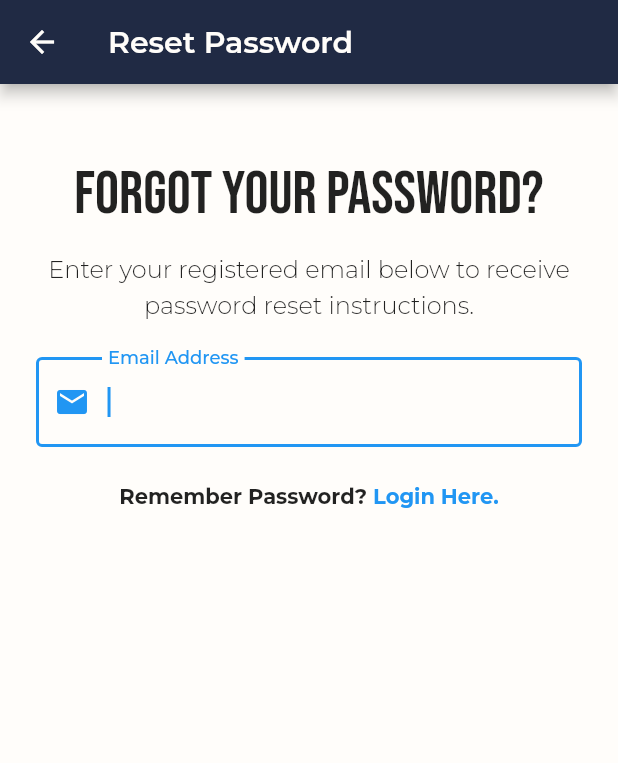
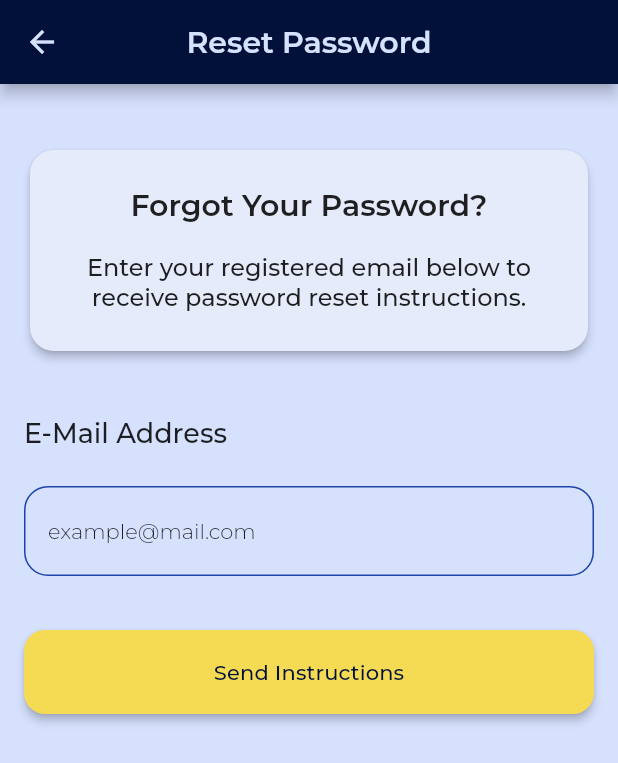
Before and after one commit to Igorkoff/TankHunter, a Flutter app: the screen it shows after launch, after a tap on "Forgot Password?", on a phone screen of 412 x 824 dp. Shown: the top 763 px of the screen. Run offline on Flutter 3.47's test engine with Material 2 defaults, Android fonts, the phone set to English and light mode, and no system bars; drawn by our look-alikes of keyboard_dismisser; our stand-ins replace cloud_firestore, dio, dot_navigation_bar, firebase_auth, firebase_core, firebase_storage and 8 more; missing offline and left inert: dio_cache_interceptor, dio_cache_interceptor_hive_store, firebase_ml_model_downloader, google_mlkit_image_labeling, observe_internet_connectivity, swipeable_tile; accounts and stored records are empty; project files that could hold a hidden picture were left out.

Commit message:
Reset Password Page

```diff
--- a/lib/main.dart
+++ b/lib/main.dart
@@ -46,6 +46,8 @@ class TankHunter extends StatelessWidget {
               GoogleFonts.montserrat(textStyle: textTheme.titleSmall, fontSize: 14.0, fontWeight: FontWeight.w500),
           labelLarge:
               GoogleFonts.montserrat(textStyle: textTheme.labelLarge, fontSize: 18.0, fontWeight: FontWeight.w500),
+          labelMedium:
+              GoogleFonts.montserrat(textStyle: textTheme.labelMedium, fontSize: 14.0, fontWeight: FontWeight.w500),
           bodyLarge:
               GoogleFonts.montserrat(textStyle: textTheme.bodyLarge, fontSize: 16.0, fontWeight: FontWeight.w300),
           bodyMedium:
--- a/lib/presentation/components/info_card.dart
+++ b/lib/presentation/components/info_card.dart
@@ -1,12 +1,12 @@
 import 'package:flutter/material.dart';
 
-Widget buildInfoCard({
+Widget buildIconInfoCard({
   required context,
   required IconData icon,
   required String text,
 }) =>
     Card(
-      elevation: 0.15,
+      elevation: 2.5,
       color: const Color(0xffE5EBFA),
       shape: RoundedRectangleBorder(borderRadius: BorderRadius.circular(16.0)),
       child: Padding(
@@ -25,3 +25,35 @@ Widget buildInfoCard({
         ),
       ),
     );
+
+Widget buildInfoCard({
+  required context,
+  required String title,
+  required String text,
+  TextAlign? textAlign,
+}) =>
+    Card(
+      elevation: 2.5,
+      color: const Color(0xffE5EBFA),
+      shape: RoundedRectangleBorder(borderRadius: BorderRadius.circular(16.0)),
+      child: Padding(
+        padding: const EdgeInsets.symmetric(horizontal: 20.0, vertical: 25.0),
+        child: Column(
+          children: [
+            Text(
+              title,
+              maxLines: 1,
+              textAlign: textAlign ?? TextAlign.center,
+              style: Theme.of(context).textTheme.titleLarge,
+            ),
+            const SizedBox(height: 20.0),
+            Text(
+              text,
+              maxLines: 3,
+              textAlign: textAlign ?? TextAlign.center,
+              style: Theme.of(context).textTheme.titleMedium,
+            ),
+          ],
+        ),
+      ),
+    );
--- a/lib/presentation/components/input_fields.dart
+++ b/lib/presentation/components/input_fields.dart
@@ -2,21 +2,26 @@ import 'package:flutter/material.dart';
 import 'package:form_validator/form_validator.dart';
 
 Widget buildEmailAddress({
+  required context,
   required TextEditingController emailAddressController,
-  required FocusNode emailAddressFocusNode,
-  final String? emailAddressLabelText,
+  final FocusNode? emailAddressFocusNode,
   final Function()? onSubmitted,
-  bool emailAddressAutofocus = false,
 }) =>
     TextFormField(
       autocorrect: false,
-      autofocus: emailAddressAutofocus,
       focusNode: emailAddressFocusNode,
       controller: emailAddressController,
+      style: Theme.of(context).textTheme.bodyMedium,
       decoration: InputDecoration(
-        labelText: emailAddressLabelText ?? 'Email Address',
-        prefixIcon: const Icon(Icons.email),
-        border: const OutlineInputBorder(),
+        hintText: 'example@mail.com',
+        hintStyle: Theme.of(context).textTheme.bodyMedium,
+        border: OutlineInputBorder(
+            borderSide: const BorderSide(color: Color(0xff1D44A7)), borderRadius: BorderRadius.circular(16.0)),
+        enabledBorder: OutlineInputBorder(
+            borderSide: const BorderSide(color: Color(0xff1D44A7)), borderRadius: BorderRadius.circular(16.0)),
+        focusedBorder: OutlineInputBorder(
+            borderSide: const BorderSide(color: Color(0xff1D44A7)), borderRadius: BorderRadius.circular(16.0)),
+        contentPadding: const EdgeInsets.symmetric(horizontal: 16.0, vertical: 21.5),
       ),
       validator: ValidationBuilder().email().required().build(),
       keyboardType: TextInputType.emailAddress,
@@ -30,7 +35,7 @@ Widget buildEmailAddress({
 
 Widget buildPassword({
   required TextEditingController passwordController,
-  required FocusNode passwordFocusNode,
+  final FocusNode? passwordFocusNode,
   final String? passwordLabelText,
   final Function()? onSubmitted,
 }) =>
--- a/lib/presentation/pages/enemy_losses_page.dart
+++ b/lib/presentation/pages/enemy_losses_page.dart
@@ -139,7 +139,7 @@ class _EnemyLossesPageState extends State<EnemyLossesPage> {
               buildAppBar(context: context, title: 'Russian Losses', subtitle: '$currentDate, Day $currentDay'),
               Container(
                 margin: const EdgeInsets.symmetric(horizontal: 16.0),
-                child: buildInfoCard(
+                child: buildIconInfoCard(
                   context: context,
                   icon: Icons.signal_wifi_bad_outlined,
                   text: 'Please, make sure your device is connected to the Internet.',
--- a/lib/presentation/pages/forgot_password_page.dart
+++ /dev/null
@@ -1,143 +0,0 @@
-import 'package:flutter/material.dart';
-import 'package:google_fonts/google_fonts.dart';
-import 'package:firebase_auth/firebase_auth.dart';
-
-import '../components/alert_dialog.dart';
-import '../components/input_fields.dart';
-
-class ForgotPasswordPage extends StatefulWidget {
-  const ForgotPasswordPage({Key? key}) : super(key: key);
-
-  @override
-  State<ForgotPasswordPage> createState() => _ForgotPasswordPageState();
-}
-
-class _ForgotPasswordPageState extends State<ForgotPasswordPage> {
-  final _formKey = GlobalKey<FormState>();
-
-  final _emailController = TextEditingController();
-  final _emailFocusNode = FocusNode();
-
-  @override
-  void dispose() {
-    _emailController.dispose();
-    _emailFocusNode.dispose();
-    super.dispose();
-  }
-
-  Future passwordReset() async {
-    late String alertDialogMessage;
-    late String alertDialogTitle;
-
-    try {
-      await FirebaseAuth.instance.sendPasswordResetEmail(email: _emailController.text.trim());
-      if (context.mounted) {
-        alertDialogTitle = 'Email Has Been Sent';
-        alertDialogMessage = 'Please check your inbox and click in the received link to reset a password.';
-        showDialog(
-          context: context,
-          builder: (context) {
-            return buildAlertDialog(
-              context: context,
-              title: alertDialogTitle,
-              message: alertDialogMessage,
-            );
-          },
-        );
-      }
-    } on FirebaseAuthException catch (exception) {
-      debugPrint(exception.toString());
-      alertDialogTitle = 'An Error Has Occurred';
-      alertDialogMessage = 'Unfortunately, we cannot find user record for the email address provided.';
-      showDialog(
-        context: context,
-        builder: (context) {
-          return buildAlertDialog(
-            context: context,
-            title: alertDialogTitle,
-            message: alertDialogMessage,
-          );
-        },
-      );
-      _emailFocusNode.requestFocus();
-    }
-  }
-
-  @override
-  Widget build(BuildContext context) {
-    return Scaffold(
-      backgroundColor: const Color.fromRGBO(255, 253, 250, 1),
-      appBar: AppBar(
-        title: const Text('Reset Password'),
-        foregroundColor: const Color.fromRGBO(255, 253, 250, 1),
-        backgroundColor: const Color.fromRGBO(32, 42, 68, 1),
-      ),
-      body: SafeArea(
-        child: SingleChildScrollView(
-          child: Padding(
-            padding: const EdgeInsets.fromLTRB(24.0, 50.0, 24.0, 50.0),
-            child: Column(
-              mainAxisAlignment: MainAxisAlignment.center,
-              children: [
-                Text(
-                  'Forgot Your Password?',
-                  style: GoogleFonts.bebasNeue(fontSize: 40),
-                  textAlign: TextAlign.center,
-                ),
-                const SizedBox(height: 12.0),
-                const Text(
-                  'Enter your registered email below to receive password reset instructions.',
-                  style: TextStyle(fontSize: 16, height: 1.5),
-                  textAlign: TextAlign.center,
-                ),
-                const SizedBox(height: 24.0),
-                Form(
-                  key: _formKey,
-                  child: Column(
-                    children: [
-                      buildEmailAddress(
-                        emailAddressController: _emailController,
-                        emailAddressFocusNode: _emailFocusNode,
-                        emailAddressAutofocus: true,
-                        onSubmitted: () {
-                          if (_formKey.currentState!.validate()) {
-                            _formKey.currentState!.save();
-                            passwordReset();
-                          } else {
-                            _emailFocusNode.requestFocus();
-                          }
-                        },
-                      ),
-                    ],
-                  ),
-                ),
-                const SizedBox(height: 24.0),
-                Row(
-                  mainAxisAlignment: MainAxisAlignment.center,
-                  children: [
-                    const Text(
-                      'Remember Password? ',
-                      style: TextStyle(
-                        fontWeight: FontWeight.bold,
-                      ),
-                    ),
-                    GestureDetector(
-                      onTap: Navigator.of(context).pop,
-                      child: const Text(
-                        'Login Here.',
-                        style: TextStyle(
-                          color: Colors.blue,
-                          fontWeight: FontWeight.bold,
-                        ),
-                      ),
-                    ),
-                  ],
-                ),
-              ],
-            ),
-          ),
-        ),
-      ),
-    );
-  }
-}
--- a/lib/presentation/pages/login_page.dart
+++ b/lib/presentation/pages/login_page.dart
@@ -2,7 +2,7 @@ import 'package:flutter/material.dart';
 import 'package:firebase_auth/firebase_auth.dart';
 
 import '../components/input_fields.dart';
-import 'forgot_password_page.dart';
+import 'reset_password_page.dart';
 
 class LoginPage extends StatefulWidget {
   final VoidCallback showRegisterPage;
@@ -96,6 +96,7 @@ class _LoginPageState extends State<LoginPage> {
                     child: Column(
                       children: [
                         buildEmailAddress(
+                          context: context,
                           emailAddressController: _emailController,
                           emailAddressFocusNode: _emailFocusNode,
                           onSubmitted: () {
@@ -114,7 +115,7 @@ class _LoginPageState extends State<LoginPage> {
                             GestureDetector(
                               onTap: () {
                                 Navigator.push(context, MaterialPageRoute(builder: (context) {
-                                  return const ForgotPasswordPage();
+                                  return const ResetPasswordPage();
                                 }));
                               },
                               child: const Text(
--- a/lib/presentation/pages/pending_reports_page.dart
+++ b/lib/presentation/pages/pending_reports_page.dart
@@ -121,7 +121,7 @@ class _PendingReportsPageState extends State<PendingReportsPage> {
                 buildAppBar(context: context, title: 'Pending Reports', subtitle: 'Nothing to Upload'),
                 Container(
                   margin: const EdgeInsets.symmetric(horizontal: 16.0),
-                  child: buildInfoCard(
+                  child: buildIconInfoCard(
                     context: context,
                     icon: Icons.done,
                     text: 'Thanks, you do not have any reports waiting to be uploaded.',
--- /dev/null
+++ b/lib/presentation/pages/reset_password_page.dart
@@ -0,0 +1,108 @@
+import 'package:flutter/material.dart';
+import 'package:tank_hunter/data/firebase_database.dart';
+import 'package:keyboard_dismisser/keyboard_dismisser.dart';
+
+import 'reset_password_confirmation_page.dart';
+
+import '../components/info_card.dart';
+import '../components/input_fields.dart';
+import '../components/my_buttons.dart';
+import '../components/snack_bar.dart';
+
+class ResetPasswordPage extends StatefulWidget {
+  const ResetPasswordPage({Key? key}) : super(key: key);
+
+  @override
+  State<ResetPasswordPage> createState() => _ResetPasswordPageState();
+}
+
+class _ResetPasswordPageState extends State<ResetPasswordPage> {
+  final _formKey = GlobalKey<FormState>();
+  final _emailController = TextEditingController();
+
+  @override
+  void dispose() {
+    super.dispose();
+    _emailController.dispose();
+  }
+
+  Future _sendPasswordResetEmail() async {
+    if (_formKey.currentState!.validate()) {
+      _formKey.currentState!.save();
+
+      showDialog(
+          barrierDismissible: false,
+          context: context,
+          builder: (context) {
+            return const Center(child: CircularProgressIndicator(color: Color(0xff0037C3)));
+          });
+
+      await FirebaseDatabase.sendPasswordResetEmail(_emailController.text).then((value) {
+        if (context.mounted) {
+          Navigator.pop(context);
+          Navigator.push(context, MaterialPageRoute(builder: (context) {
+            return const ResetPasswordConfirmationPage();
+          }));
+        }
+      }).catchError((e) {
+        if (context.mounted) {
+          Navigator.pop(context);
+          ScaffoldMessenger.of(context).showSnackBar(buildSnackBar(messageText: 'Error: Unknown Error', isError: true));
+        }
+      });
+    }
+  }
+
+  @override
+  Widget build(BuildContext context) {
+    return Scaffold(
+      backgroundColor: const Color(0xffD6E1FE),
+      appBar: AppBar(
+        title: const Text('Reset Password'),
+        foregroundColor: const Color(0xffD6E1FE),
+        backgroundColor: const Color(0xff01113A),
+        centerTitle: true,
+      ),
+      body: SafeArea(
+        child: KeyboardDismisser(
+          gestures: const [
+            GestureType.onVerticalDragDown,
+          ],
+          child: SingleChildScrollView(
+            child: Padding(
+              padding: const EdgeInsets.fromLTRB(16.0, 40.0, 16.0, 0.0),
+              child: Column(
+                mainAxisAlignment: MainAxisAlignment.start,
+                crossAxisAlignment: CrossAxisAlignment.start,
+                children: [
+                  buildInfoCard(
+                    context: context,
+                    title: 'Forgot Your Password?',
+                    text: 'Enter your registered email below to receive password reset instructions.',
+                  ),
+                  const SizedBox(height: 40.0),
+                  Text('E-Mail Address', style: Theme.of(context).textTheme.labelLarge),
+                  const SizedBox(height: 24.0),
+                  Form(
+                    key: _formKey,
+                    child: Column(
+                      children: [
+                        buildEmailAddress(context: context, emailAddressController: _emailController),
+                        const SizedBox(height: 36.0),
+                        SizedBox(
+                          width: double.infinity,
+                          child: buildSubmitButton(
+                              context: context, title: 'Send Instructions', onPressed: _sendPasswordResetEmail),
+                        ),
+                      ],
+                    ),
+                  ),
+                ],
+              ),
+            ),
+          ),
+        ),
+      ),
+    );
+  }
+}
```
Also changed, not shown: lib/data/firebase_database.dart (+11 -2 lines), lib/presentation/pages/report_page.dart (+10 -4 lines), lib/presentation/pages/reset_password_confirmation_page.dart (added, +92 -0 lines).
